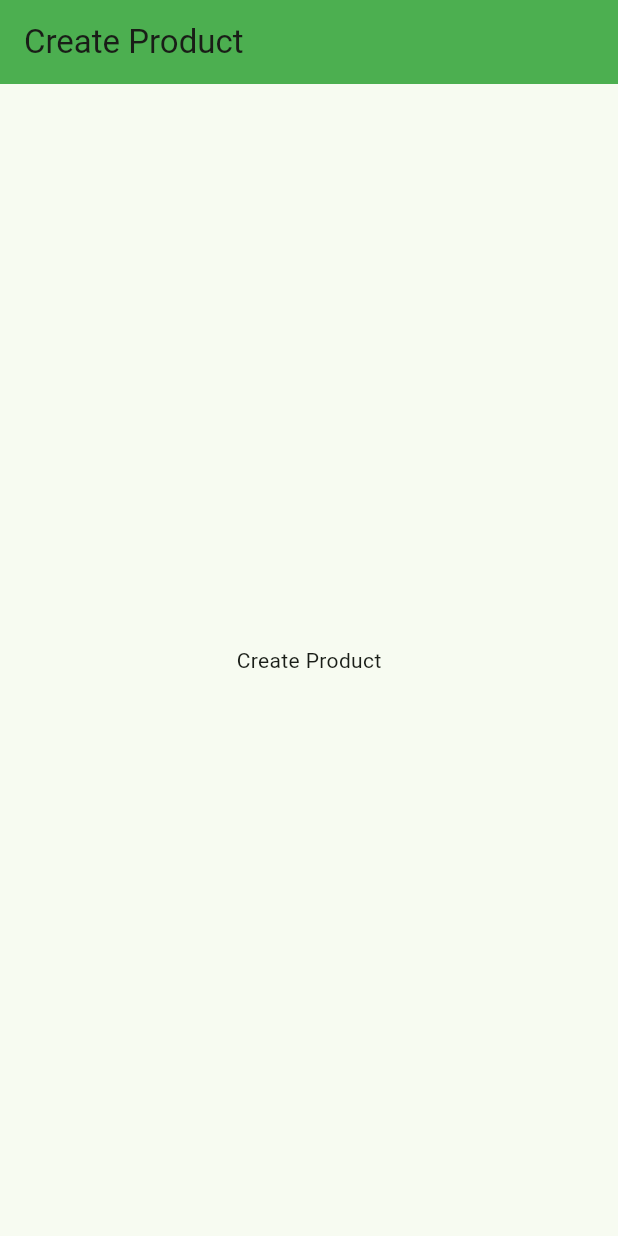
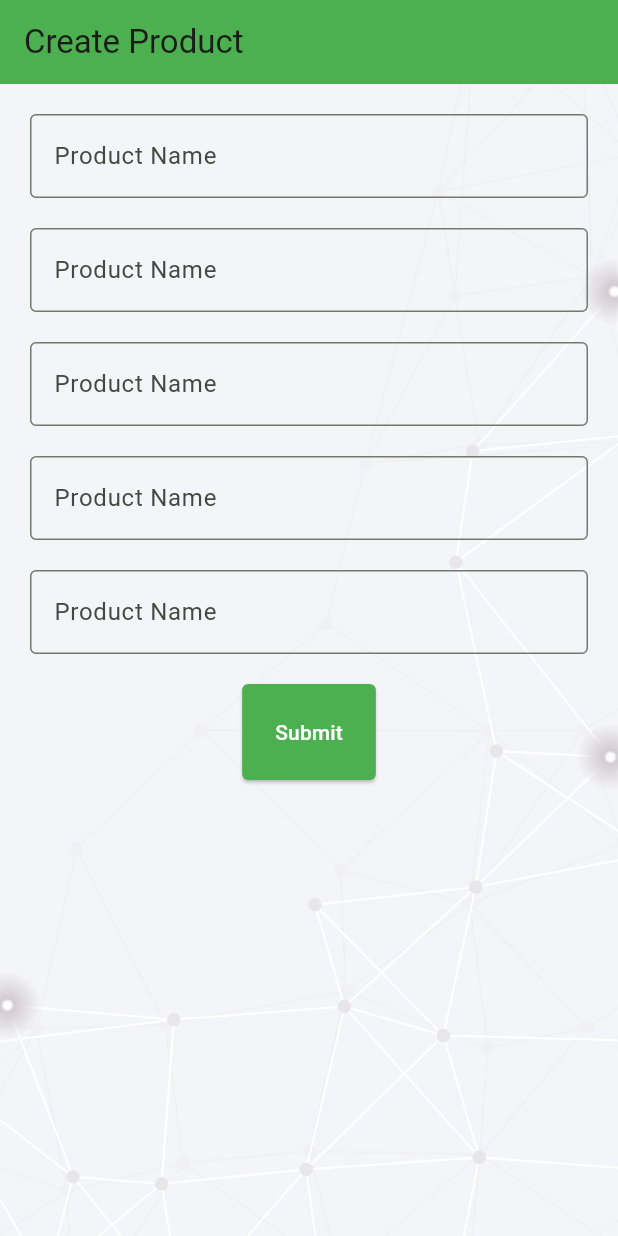
Before and after one commit to MdAnowarHosen/learn-flutter, a Flutter app: the screen it shows after launch, on a phone screen of 412 x 824 dp. Run offline on Flutter 3.47's test engine with Material 3 defaults, Android fonts, the phone set to English and light mode, and no system bars; our stand-ins replace flutter_svg.

Commit message:
crud app

```diff
--- a/lib/Screen/product_create_screen.dart
+++ b/lib/Screen/product_create_screen.dart
@@ -1,4 +1,6 @@
 import 'package:flutter/material.dart';
+
+import '../styles/style.dart';
 
 class ProductCreateScreen extends StatefulWidget {
   const ProductCreateScreen({super.key});
@@ -16,7 +18,43 @@ class _ProductCreateScreenState extends State<ProductCreateScreen> {
         backgroundColor: Colors.green,
       ),
       body: Stack(
-        children: [Container(child: Center(child: Text("Create Product")))],
+        children: [
+          backgroundScreen(context),
+          Container(
+            child: SingleChildScrollView(
+              padding: EdgeInsets.all(20),
+              child: Column(
+                children: [
+                  TextFormField(
+                    decoration: inputDecorationStyle('Product Name'),
+                  ),
+                  SizedBox(height: 20),
+                  TextFormField(
+                    decoration: inputDecorationStyle('Product Name'),
+                  ),
+                  SizedBox(height: 20),
+                  TextFormField(
+                    decoration: inputDecorationStyle('Product Name'),
+                  ),
+                  SizedBox(height: 20),
+                  TextFormField(
+                    decoration: inputDecorationStyle('Product Name'),
+                  ),
+                  SizedBox(height: 20),
+                  TextFormField(
+                    decoration: inputDecorationStyle('Product Name'),
+                  ),
+                  SizedBox(height: 20),
+                  ElevatedButton(
+                    onPressed: () {},
+                    child: Text('Submit'),
+                    style: buttonStyle(),
+                  ),
+                ],
+              ),
+            ),
+          ),
+        ],
       ),
     );
   }
--- a/lib/styles/style.dart
+++ b/lib/styles/style.dart
@@ -1,4 +1,5 @@
 import 'package:flutter/material.dart';
+import 'package:flutter_svg/flutter_svg.dart';
 
 InputDecoration inputDecorationStyle(String label) {
   return InputDecoration(border: const OutlineInputBorder(), labelText: label);
@@ -18,3 +19,13 @@ ButtonStyle buttonStyle() {
     shape: RoundedRectangleBorder(borderRadius: BorderRadius.circular(4)),
   );
 }
+
+backgroundScreen(context) {
+  return SvgPicture.asset(
+    'assets/images/screen-back.svg',
+    alignment: Alignment.center,
+    width: MediaQuery.of(context).size.width,
+    height: MediaQuery.of(context).size.height,
+    fit: BoxFit.cover,
+  );
+}
--- a/pubspec.yaml
+++ b/pubspec.yaml
@@ -35,6 +35,7 @@ dependencies:
   # Use with the CupertinoIcons class for iOS style icons.
   cupertino_icons: ^1.0.8
   http: ^1.4.0
+  flutter_svg: ^2.1.0
 
 dev_dependencies:
   flutter_test:
@@ -59,8 +60,9 @@ flutter:
   uses-material-design: true
 
   # To add assets to your application, add an assets section, like this:
-  # assets:
-  #   - images/a_dot_burr.jpeg
+  assets:
+    - assets/images/
+    # - images/a_dot_burr.jpeg
   #   - images/a_dot_ham.jpeg
 
   # An image asset can refer to one or more resolution-specific "variants", see
```
Also changed, not shown: assets/images/screen-back.svg (added), pubspec.lock.
